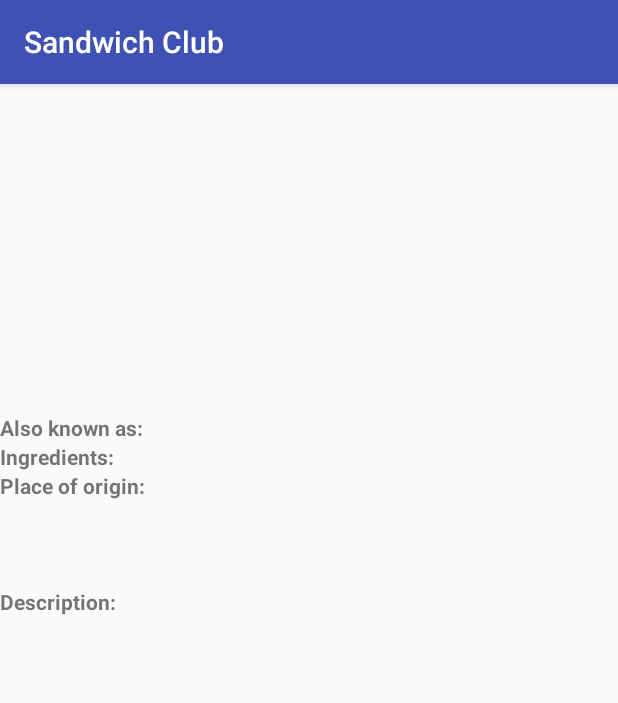
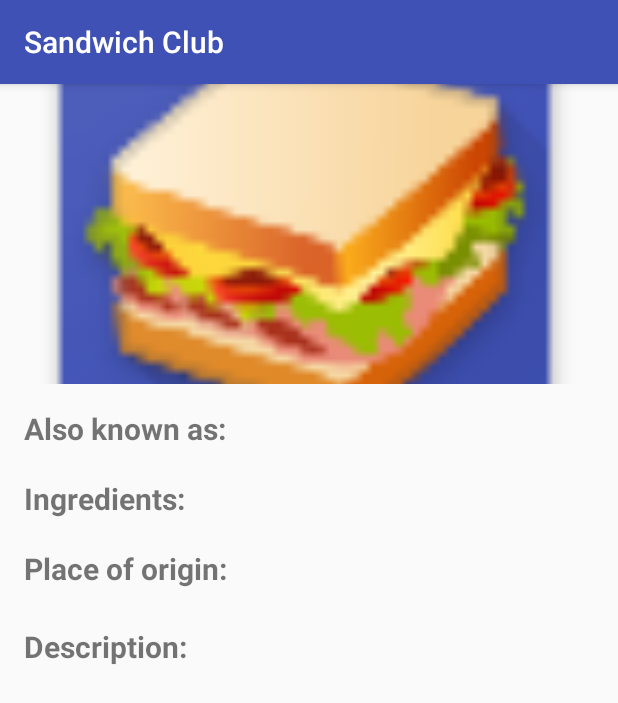
Before and after one commit to seni1/sandwich-club-starter-code-master, an Android app: the DetailActivity screen opened directly, with no data from a screen before it, on a phone screen of 412 x 824 dp. Shown: the top 703 px of the screen. Run offline under Robolectric (Android 15) with nearby library versions, the phone set to English and light mode, and no system bars; our stand-ins replace Picasso; 1 statement that could not run was skipped.

```diff
--- a/app/src/main/java/com/udacity/sandwichclub/utils/JsonUtils.java
+++ b/app/src/main/java/com/udacity/sandwichclub/utils/JsonUtils.java
@@ -36,13 +36,11 @@ public class JsonUtils {
             //Here we're calling "setAlsoKnownAs" method with attributes: "getJsonArrayList",
             // that had to be declared as a method bellow.
             //TODO: Why we use an Array here as opposed to String?
-            sandwich.setAlsoKnownAs(getJsonArrayAsList(rootObject.getJSONArray(VAL_AKA)));
+            sandwich.setAlsoKnownAs(getJsonArrayAsList(nameObject.getJSONArray(VAL_AKA)));
 
             sandwich.setPlaceOfOrigin(rootObject.getString(VAL_ORIGIN_PLACE));
 
             sandwich.setDescription(rootObject.getString(VAL_DESCRIPTION));
-
-            sandwich.setPlaceOfOrigin(rootObject.getString(VAL_ORIGIN_PLACE));
 
             sandwich.setImage(rootObject.getString(VAL_IMAGE));
 
--- a/app/src/main/res/layout/activity_detail.xml
+++ b/app/src/main/res/layout/activity_detail.xml
@@ -1,14 +1,10 @@
 <?xml version="1.0" encoding="utf-8"?>
-<FrameLayout xmlns:android="http://schemas.android.com/apk/res/android"
+<LinearLayout xmlns:android="http://schemas.android.com/apk/res/android"
     xmlns:tools="http://schemas.android.com/tools"
     android:layout_width="match_parent"
     android:layout_height="match_parent"
+    android:orientation="vertical"
     tools:context="com.udacity.sandwichclub.DetailActivity">
-
-    <LinearLayout
-        android:layout_width="wrap_content"
-        android:layout_height="wrap_content"
-        android:orientation="vertical">
 
     <ImageView
         android:id="@+id/image_iv"
@@ -16,40 +12,25 @@
         android:layout_height="200dp"
         android:adjustViewBounds="true"
         android:contentDescription="@string/sandwich_picture_content_description"
-        android:scaleType="centerCrop" />
+        android:scaleType="centerCrop"
+        android:src="@mipmap/ic_launcher" />
 
-    <TextView
-        android:id="@+id/origin_tv"
-        android:layout_width="wrap_content"
-        android:layout_height="wrap_content" />
+    <ScrollView
+        android:layout_width="match_parent"
+        android:layout_height="match_parent">
+
+        <LinearLayout
+            android:layout_width="match_parent"
+            android:layout_height="match_parent"
+            android:orientation="vertical"
+            android:padding="16dp">
 
             <TextView
                 android:layout_width="wrap_content"
                 android:layout_height="wrap_content"
                 android:text="@string/detail_also_known_as_label"
+                android:textSize="20sp"
                 android:textStyle="bold" />
-
-    <TextView
-        android:layout_width="wrap_content"
-        android:layout_height="wrap_content"
-        android:text="@string/detail_ingredients_label"
-        android:textStyle="bold" />
-
-    <TextView
-        android:layout_width="wrap_content"
-        android:layout_height="wrap_content"
-        android:text="@string/detail_place_of_origin_label"
-        android:textStyle="bold" />
-
-    <TextView
-        android:id="@+id/description_tv"
-        android:layout_width="wrap_content"
-        android:layout_height="wrap_content" />
-
-    <TextView
-        android:id="@+id/ingredients_tv"
-        android:layout_width="wrap_content"
-        android:layout_height="wrap_content" />
 
             <TextView
                 android:id="@+id/also_known_tv"
@@ -59,9 +40,40 @@
             <TextView
                 android:layout_width="wrap_content"
                 android:layout_height="wrap_content"
-        android:text="@string/detail_description_label"
+                android:text="@string/detail_ingredients_label"
+                android:textSize="20sp"
                 android:textStyle="bold" />
 
+            <TextView
+                android:id="@+id/ingredients_tv"
+                android:layout_width="wrap_content"
+                android:layout_height="wrap_content" />
+
+            <TextView
+                android:layout_width="wrap_content"
+                android:layout_height="wrap_content"
+                android:text="@string/detail_place_of_origin_label"
+                android:textSize="20sp"
+                android:textStyle="bold" />
+
+            <TextView
+                android:id="@+id/origin_tv"
+                android:layout_width="wrap_content"
+                android:layout_height="wrap_content"
+                android:textSize="18sp" />
+
+            <TextView
+                android:layout_width="wrap_content"
+                android:layout_height="wrap_content"
+                android:text="@string/detail_description_label"
+                android:textSize="20sp"
+                android:textStyle="bold" />
+
+            <TextView
+                android:id="@+id/description_tv"
+                android:layout_width="match_parent"
+                android:layout_height="wrap_content" />
+
         </LinearLayout>
-
-</FrameLayout>
+    </ScrollView>
+</LinearLayout>
--- a/app/src/main/res/values/strings.xml
+++ b/app/src/main/res/values/strings.xml
@@ -12,6 +12,7 @@
 
     <!-- Error messages-->
     <string name="detail_error_message">Sandwich data not available</string>
+    <string name="detail_name_label">Name</string>
 
     <string-array name="sandwich_names">
         <item>Ham and cheese sandwich</item>
```
Lines whose indentation alone changed are shown as unchanged.
